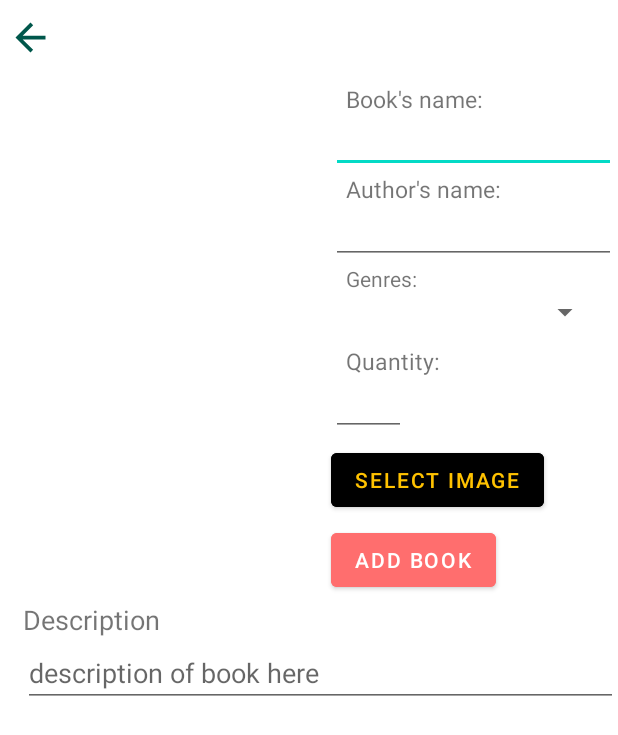
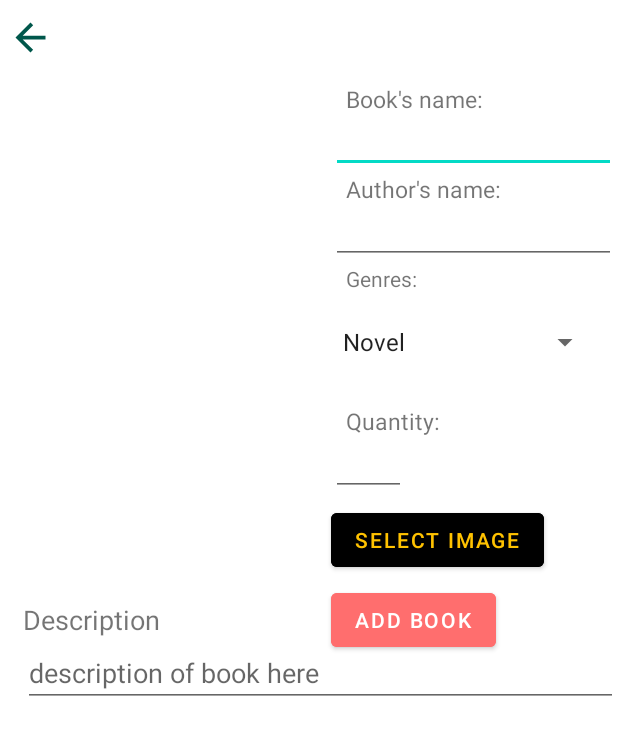
Before and after one commit to YoloChocoPie/MobileTBCN, an Android app: the Add_Book screen opened directly, with no data from a screen before it, on a phone screen of 412 x 824 dp. Shown: the top 735 px of the screen. Run offline under Robolectric (Android 15) with nearby library versions, the phone set to English and light mode, and no system bars; pictures from the network do not load.

Commit message:
Tạo key để navigation header get id + fix giao diện add book

```diff
--- a/app/src/main/java/com/example/mobiletbcn/Add_Book.java
+++ b/app/src/main/java/com/example/mobiletbcn/Add_Book.java
@@ -9,9 +9,11 @@ import android.os.Build;
 import android.os.Bundle;
 import android.view.View;
 import android.view.WindowManager;
+import android.widget.ArrayAdapter;
 import android.widget.Button;
 import android.widget.EditText;
 import android.widget.ImageView;
+import android.widget.Spinner;
 import android.widget.Toast;
 
 import androidx.annotation.NonNull;
@@ -23,6 +25,7 @@ import com.example.mobiletbcn.model.Book;
 import com.example.mobiletbcn.model.KeepInformation;
 
 import java.io.ByteArrayOutputStream;
+import java.util.ArrayList;
 
 public class Add_Book extends AppCompatActivity{
     public static final int PICK_IMAGE = 2;
@@ -31,11 +34,12 @@ public class Add_Book extends AppCompatActivity{
     final private int REQUEST_CODE_CAMERA = 456;
     Button back_icon;
     EditText type;
+    Spinner spinertype;
     EditText nameBook;
     EditText nameAuthor;
     EditText quantity;
     EditText description;
-    ImageView image,navic;
+    ImageView image;
 
     Database database;
     BookController bookController;
@@ -50,13 +54,14 @@ public class Add_Book extends AppCompatActivity{
 
         database = new Database(this, "ManagementBook.sqlite", null, 1);
         bookController = new BookController(database);
-//        KeepInformation.getRole().equals("admin");
+        //KeepInformation.getRole().equals("admin");
 
         back_icon = findViewById(R.id.back_icon);
         back_icon.setOnClickListener(new View.OnClickListener() {
             @Override
             public void onClick(View view) {
                 Intent intent = new Intent(Add_Book.this,Home_screen.class);
+                intent.putExtra("name",KeepInformation.getIdUser());
                 startActivity(intent);
             }
         });
@@ -73,7 +78,26 @@ public class Add_Book extends AppCompatActivity{
         quantity = findViewById(R.id.quantityAdd);
         description = findViewById(R.id.descriptionAdd);
         image = findViewById(R.id.imageAdd);
-        type = findViewById(R.id.typeBookAdd);
+        spinertype =(Spinner) findViewById(R.id.spinertypeBookAdd);
+
+        ArrayList<String> arraycate = new ArrayList<String>();
+        arraycate.add("Novel");
+        arraycate.add("Adventure");
+        arraycate.add("Mystery");
+        arraycate.add("Fantasy");
+        arraycate.add("Historical Fiction");
+        arraycate.add("Horror");
+        arraycate.add("Literary Fiction");
+        arraycate.add("Romance");
+        arraycate.add("Sci-Fi");
+        arraycate.add("Biographies");
+        arraycate.add("Autobiographies");
+        arraycate.add("Essays");
+        arraycate.add("Self-Help");
+
+        ArrayAdapter arrayAdapter = new ArrayAdapter(this, android.R.layout.simple_dropdown_item_1line,arraycate);
+
+        spinertype.setAdapter(arrayAdapter);
     }
 
 
@@ -81,7 +105,7 @@ public class Add_Book extends AppCompatActivity{
         Book book = new Book();
         book.setName(nameBook.getText().toString());
         book.setAuthor(nameAuthor.getText().toString());
-        book.setType(type.getText().toString());
+        book.setType(spinertype.getSelectedItem().toString());
         book.setQuantity(quantity.getText().toString());
         book.setDescription(description.getText().toString());
 
@@ -98,11 +122,6 @@ public class Add_Book extends AppCompatActivity{
         Toast.makeText(Add_Book.this,"Thêm sách thành công",Toast.LENGTH_SHORT).show();
         startActivity(new Intent(Add_Book.this, Home_screen.class));
     }
-
-    /*public Intent actionImage() {
-        Intent intent = new Intent(android.provider.MediaStore.ACTION_IMAGE_CAPTURE);
-        return intent;
-    }*/
 
     public void SelectImageToPhone(View view) {
         if(Build.VERSION.SDK_INT >= Build.VERSION_CODES.M) {
@@ -129,8 +148,8 @@ public class Add_Book extends AppCompatActivity{
         intent.setType("image/*");
         startActivityForResult(intent, IMAGE_PICK_CODE);
     }
+
     //handle result of runtime permission
-
     @Override
     public void onRequestPermissionsResult(int requestCode, @NonNull String[] permissions, @NonNull int[] grantResults) {
         switch (requestCode) {
@@ -148,7 +167,6 @@ public class Add_Book extends AppCompatActivity{
     }
 
     //handle result of picked image
-
     @Override
     protected void onActivityResult(int requestCode, int resultCode, @Nullable Intent data) {
         super.onActivityResult(requestCode, resultCode, data);
@@ -157,43 +175,5 @@ public class Add_Book extends AppCompatActivity{
         }
     }
 
-    /*public void onRequestPermissionsResult(int requestCode, @NonNull String[] permissions, @NonNull int[] grantResults) {
-        switch (requestCode) {
-            case REQUEST_CODE_CAMERA:
-                if (grantResults.length > 0 && grantResults[0] == PackageManager.PERMISSION_GRANTED) {
-                    Intent intent = new Intent(MediaStore.ACTION_IMAGE_CAPTURE);
-                    startActivityForResult(intent, REQUEST_CODE_CAMERA);
-                } else {
-                    Toast.makeText(this, "Bạn Không Cho Phép Mở CAMERA", Toast.LENGTH_SHORT);
-                }
-                break;
-            case PICK_IMAGE:
-                if (grantResults.length > 0 && grantResults[0] == PackageManager.PERMISSION_GRANTED) {
-                    Intent intent = new Intent(Intent.ACTION_PICK);
-                    intent.setType("image/*");
-                    startActivityForResult(intent, PICK_IMAGE);
-                } else {
-                    Toast.makeText(this, "Bạn Không Cho Phép truy cập ảnh", Toast.LENGTH_SHORT);
-                }
-                break;
-        }
-        super.onRequestPermissionsResult(requestCode, permissions, grantResults);
-    }*/
 
-   /* @Override
-    protected void onActivityResult(int requestCode, int resultCode, @Nullable Intent data) {
-        // sau khi chụp ảnh xong
-        if (resultCode == RESULT_OK) {
-            if (requestCode == REQUEST_CODE_CAMERA && data != null) {
-                Bitmap bitmap = (Bitmap) data.getExtras().get("data"); // data là key mặc định
-                image.setImageBitmap(bitmap);
-            }
-        }
-        // sau khi lựa chọn ảnh từ thư viện
-        if (requestCode == PICK_IMAGE) {
-            Uri selectedImage = data.getData();
-            image.setImageURI(selectedImage);
-        }
-        super.onActivityResult(requestCode, resultCode, data);
-    }*/
 }
--- a/app/src/main/java/com/example/mobiletbcn/DetailBook.java
+++ b/app/src/main/java/com/example/mobiletbcn/DetailBook.java
@@ -74,7 +74,8 @@ public class DetailBook extends AppCompatActivity {
         backicon.setOnClickListener(new View.OnClickListener() {
             @Override
             public void onClick(View v) {
-                startActivity(new Intent(DetailBook.this,ListBook_frame.class));
+                //startActivity(new Intent(DetailBook.this,ListBook_frame.class));
+                finish();
             }
         });
     }
--- a/app/src/main/java/com/example/mobiletbcn/List_all_book.java
+++ b/app/src/main/java/com/example/mobiletbcn/List_all_book.java
@@ -54,10 +54,10 @@ public class List_all_book extends BaseAdapter implements View.OnClickListener {
         TextView textType = view.findViewById(R.id.booktype);
 
         Book book = bookList.get(i);
-        textNameBook.setText("Name: " + book.getName());
+        textNameBook.setText(book.getName());
         textNameAuthor.setText("Author: " + book.getAuthor());
-        textQuantity.setText("Số lượng: " + book.getQuantity());
-        textType.setText("Thể loại: " + book.getType());
+        textQuantity.setText("Quantity: " + book.getQuantity());
+        textType.setText("Type: " + book.getType());
 
 
         // chuyển byte từ data sang bitmap và gắn vào imageView
--- a/app/src/main/java/com/example/mobiletbcn/SignUpActivity.java
+++ b/app/src/main/java/com/example/mobiletbcn/SignUpActivity.java
@@ -92,10 +92,15 @@ public class SignUpActivity extends AppCompatActivity {
             user.setPassword(etPassword.getText().toString());
             user.setcfpass(etRepeatPassword.getText().toString());
 
+            String fname = etFullName.getText().toString();
+
             userController.addnewuser(user);
             // Intent intent = new Intent(this, Welcom_page.class);
             Toast.makeText(SignUpActivity.this, "Tạo tài khoản thành công", Toast.LENGTH_SHORT).show();
             startActivity(new Intent(SignUpActivity.this, Welcom_page.class));
+            /*Intent intent = new Intent(SignUpActivity.this,Welcom_page.class);
+            intent.putExtra("fname",fname);
+            startActivity(intent);*/
         }
     }
 
```
Also changed, not shown: app/src/main/java/com/example/mobiletbcn/MainActivity.java (+7 -17 lines), app/src/main/res/layout/activity_main.xml (+18 -0 lines).
